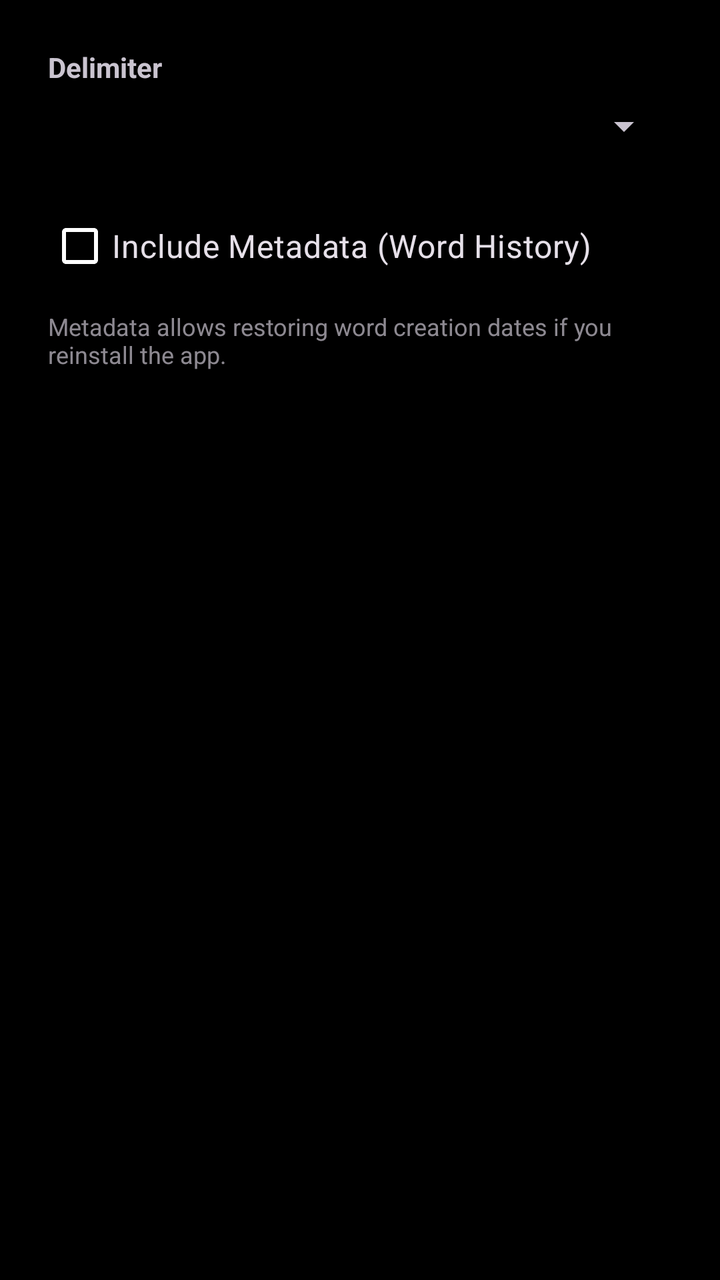
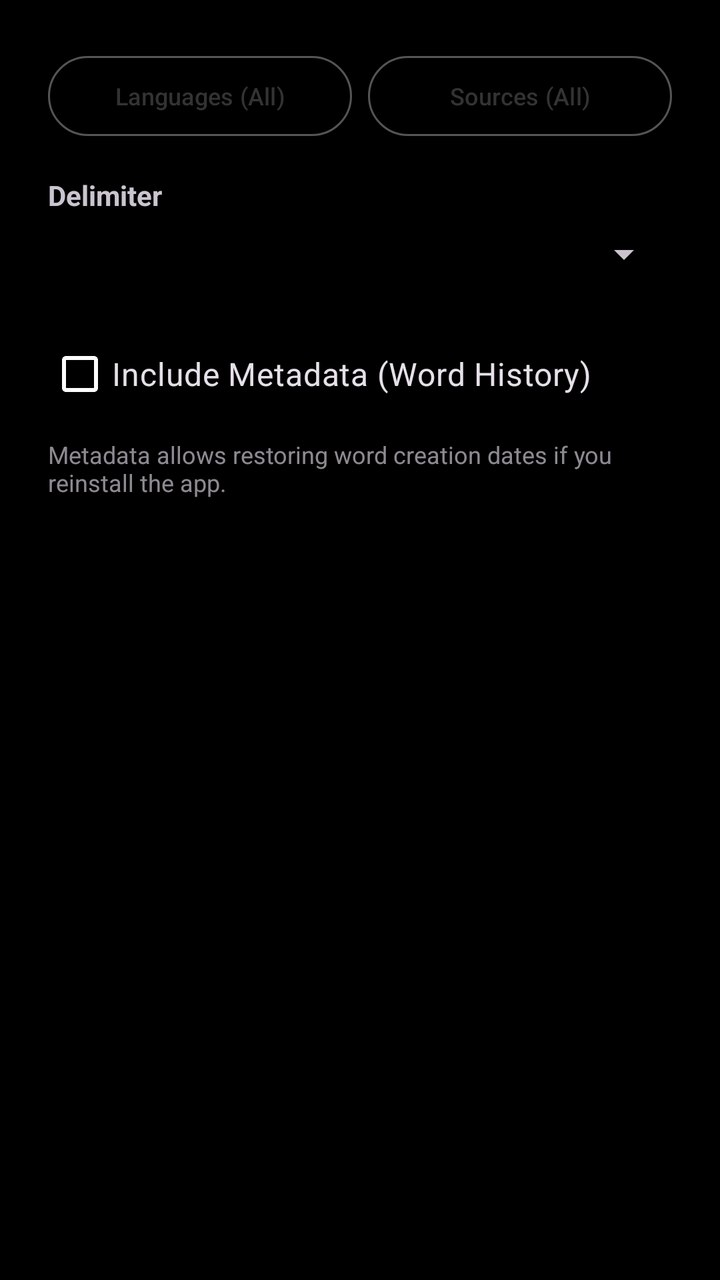

The first picture is an Android layout as it rendered before a commit; the second is the same layout after the commit. The layout source and the unified diff follow.
<!-- AndroidManifest.xml: application theme Theme.AnEn -->
<!-- res/layout/dialog_export_all.xml -->
<?xml version="1.0" encoding="utf-8"?>
<LinearLayout xmlns:android="http://schemas.android.com/apk/res/android"
    android:layout_width="match_parent"
    android:layout_height="wrap_content"
    android:orientation="vertical"
    android:padding="24dp">

    <TextView
        android:layout_width="wrap_content"
        android:layout_height="wrap_content"
        android:text="@string/delimiter_label"
        android:textStyle="bold"
        android:layout_marginBottom="8dp"/>

    <Spinner
        android:id="@+id/spinnerExportDelimiter"
        android:layout_width="match_parent"
        android:layout_height="wrap_content"
        android:layout_marginBottom="24dp"/>

    <CheckBox
        android:id="@+id/cbIncludeMetadata"
        android:layout_width="match_parent"
        android:layout_height="wrap_content"
        android:text="@string/export_all_include_metadata"
        android:textSize="16sp" />

    <TextView
        android:layout_width="match_parent"
        android:layout_height="wrap_content"
        android:text="@string/export_all_warning"
        android:textSize="12sp"
        android:alpha="0.7"
        android:layout_marginTop="8dp" />
</LinearLayout>
<!-- resources referenced by this layout -->
<resources>
  <string name="delimiter_label">Delimiter</string>
  <string name="export_all_include_metadata">Include Metadata (Word History)</string>
  <string name="export_all_warning">Metadata allows restoring word creation dates if you reinstall the app.</string>
  <style name="Theme.AnEn" parent="Theme.Material3.Dark.NoActionBar">
          <item name="colorPrimary">@color/mono_primary</item>
          <item name="colorOnPrimary">@color/white</item>
          <item name="colorSecondary">@color/mono_secondary</item>
          <item name="colorOnSecondary">@color/white</item>
          <item name="colorTertiary">@color/mono_secondary</item>
          <item name="colorSurface">@color/mono_surface</item>
          <item name="colorOnSurface">@color/white</item>
          <item name="colorSurfaceVariant">@color/mono_primary</item>
          <item name="colorOnSurfaceVariant">@color/white</item>
          <item name="colorOutline">@color/mono_secondary</item>
          <item name="android:windowBackground">@color/mono_bg</item>
      </style>
  <color name="mono_primary">#333333</color>
  <color name="white">#FFFFFFFF</color>
  <color name="mono_secondary">#555555</color>
  <color name="mono_surface">#1E1E1E</color>
  <color name="mono_bg">#000000</color>
</resources>

<!-- the commit's change to res/layout/dialog_export_all.xml (unified diff, before → after) -->
@@ -5,7 +5,40 @@
     android:orientation="vertical"
     android:padding="24dp">
 
+    
+    <LinearLayout
+        android:layout_width="match_parent"
+        android:layout_height="wrap_content"
+        android:orientation="horizontal"
+        android:layout_marginBottom="16dp">
+
+        <com.google.android.material.button.MaterialButton
+            android:id="@+id/btnExportFilterLang"
+            style="@style/Widget.Material3.Button.OutlinedButton"
+            android:layout_width="0dp"
+            android:layout_height="wrap_content"
+            android:layout_weight="1"
+            android:layout_marginEnd="4dp"
+            android:text="Languages (All)"
+            android:textSize="12sp"
+            android:maxLines="1"
+            android:ellipsize="end" />
+
+        <com.google.android.material.button.MaterialButton
+            android:id="@+id/btnExportFilterSrc"
+            style="@style/Widget.Material3.Button.OutlinedButton"
+            android:layout_width="0dp"
+            android:layout_height="wrap_content"
+            android:layout_weight="1"
+            android:layout_marginStart="4dp"
+            android:text="Sources (All)"
+            android:textSize="12sp"
+            android:maxLines="1"
+            android:ellipsize="end" />
+    </LinearLayout>
+
     <TextView
+        android:id="@+id/tvMetadataWarning"
         android:layout_width="wrap_content"
         android:layout_height="wrap_content"
         android:text="@string/delimiter_label"
